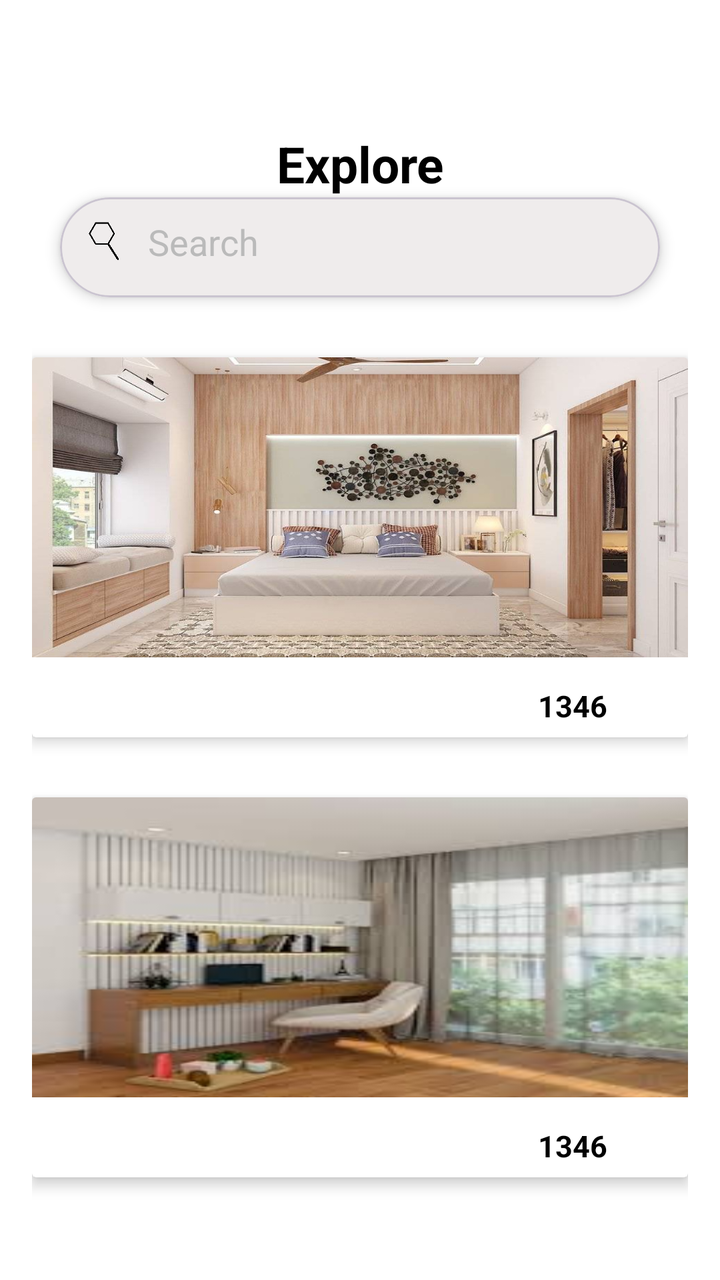
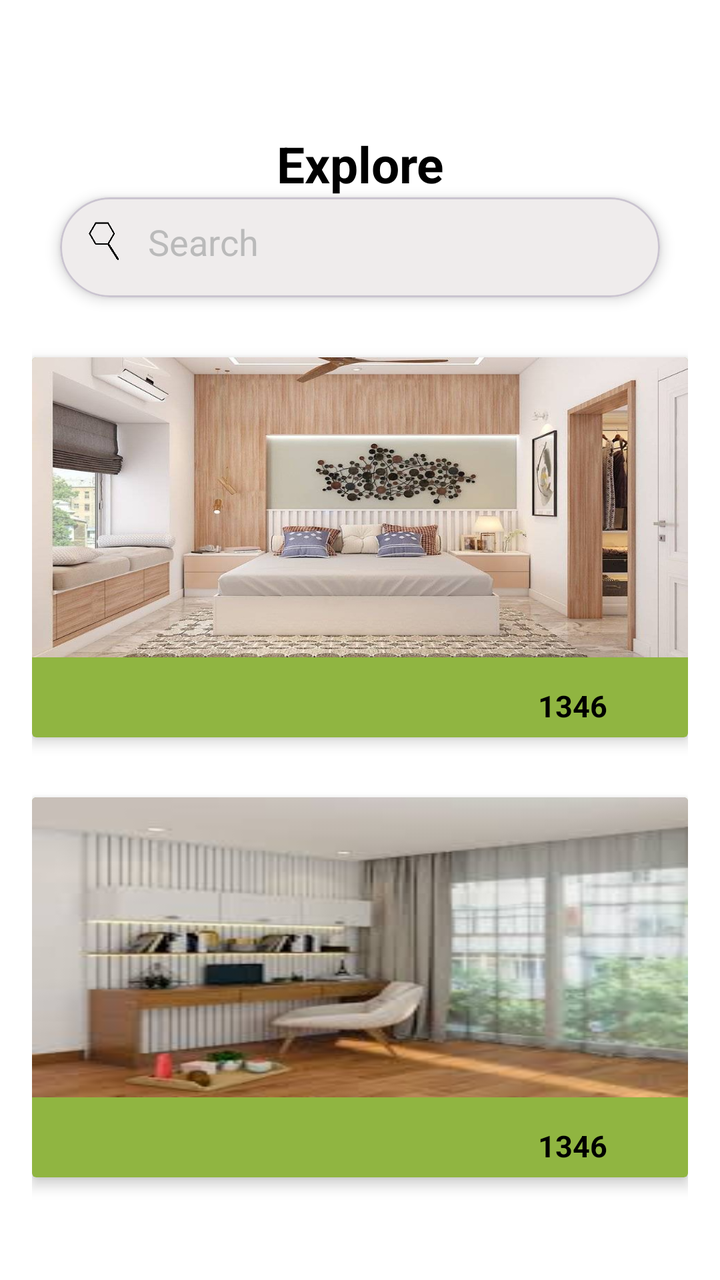

Screens rendered from an Android XML layout before and after an edit, with the pre-edit source and the edit as a unified diff.
<!-- AndroidManifest.xml: application theme Theme.LayoutLab -->
<!-- res/layout/activity_explore.xml -->
<?xml version="1.0" encoding="utf-8"?>
<LinearLayout xmlns:android="http://schemas.android.com/apk/res/android"
    xmlns:app="http://schemas.android.com/apk/res-auto"
    xmlns:tools="http://schemas.android.com/tools"
    android:id="@+id/main"
    android:layout_width="match_parent"
    android:layout_height="match_parent"
    tools:context=".explore"
    android:orientation="vertical"
    android:background="@color/white">

    
    <LinearLayout
        android:layout_width="match_parent"
        android:layout_height="wrap_content"
        android:padding="5dp"
        android:orientation="horizontal"
        android:gravity="center">

        <Button
            android:id="@+id/btn_backExplore"
            android:layout_width="0dp"
            android:layout_weight="1"
            android:layout_height="50dp"
            android:backgroundTint="@android:color/transparent"
            android:foreground="@drawable/back_icon" />

        <LinearLayout
            android:layout_width="0dp"
            android:layout_weight="5"
            android:layout_height="wrap_content"
            android:gravity="center">

            <Button
                android:id="@+id/btn_logoHome"
                android:layout_width="40dp"
                android:layout_height="40dp"
                android:clickable="false"
                android:backgroundTint="@android:color/transparent"
                android:foreground="@drawable/logo_transparent"
                android:contentDescription="Home" />

        </LinearLayout>

        <Button
            android:id="@+id/btn_profileExplore"
            android:layout_width="0dp"
            android:layout_weight="1"
            android:layout_height="50dp"
            android:backgroundTint="@android:color/transparent"
            android:foreground="@drawable/profile_icon" />
    </LinearLayout>

    
    <ScrollView
        android:layout_width="match_parent"
        android:layout_height="0dp"
        android:layout_weight="1"
        android:clipToPadding="false"
        android:paddingTop="5dp">

        <LinearLayout
            android:layout_width="match_parent"
            android:layout_height="wrap_content"
            android:orientation="vertical"
            android:paddingHorizontal="16dp">

            <TextView
                android:layout_width="match_parent"
                android:layout_height="wrap_content"
                android:textAlignment="center"
                android:textColor="@color/black"
                android:text="Explore"
                android:textSize="25sp"
                android:textStyle="bold"/>

            
            <com.google.android.material.card.MaterialCardView
                android:layout_width="300dp"
                android:layout_height="50dp"
                android:layout_gravity="center"
                app:cardCornerRadius="25dp"
                app:cardElevation="4dp"
                android:background="@drawable/search"
                android:layout_marginBottom="15dp">

                <LinearLayout
                    android:layout_width="match_parent"
                    android:layout_height="match_parent"
                    android:orientation="horizontal"
                    android:background="@drawable/search"
                    android:padding="10dp">

                    <ImageView
                        android:layout_width="24dp"
                        android:layout_height="24dp"
                        android:src="@drawable/search_icon" />

                    <EditText
                        android:id="@+id/etx_searchHome"
                        android:layout_width="match_parent"
                        android:layout_height="wrap_content"
                        android:background="@null"
                        android:hint="@string/search"
                        android:inputType="text"
                        android:textColorHint="@color/gray"
                        android:paddingStart="10dp" />
                </LinearLayout>
            </com.google.android.material.card.MaterialCardView>

            
            <androidx.cardview.widget.CardView
                android:layout_width="match_parent"
                android:layout_height="wrap_content"
                android:layout_marginTop="15dp"
                android:layout_marginBottom="15dp"
                app:cardElevation="4dp">

                <LinearLayout
                    android:layout_width="match_parent"
                    android:layout_height="wrap_content"
                    android:orientation="vertical">

                    <ImageView
                        android:layout_width="match_parent"
                        android:layout_height="150dp"
                        android:src="@drawable/exploredesign1"
                        android:clipToOutline="true"
                        android:scaleType="fitXY"/>

                    <LinearLayout
                        android:layout_width="match_parent"
                        android:layout_height="wrap_content"
                        android:orientation="horizontal"
                        android:gravity="end"
                        android:padding="5dp">

                        <TextView
                            android:layout_width="0dp"
                            android:layout_weight="8"
                            android:layout_height="wrap_content"
                            android:text="1346"
                            android:textSize="15sp"
                            android:textStyle="bold"
                            android:textAlignment="textEnd"
                            android:textColor="@color/black"/>

                        <Button
                            android:layout_width="0dp"
                            android:layout_weight="1"
                            android:layout_height="30dp"
                            android:backgroundTint="@android:color/transparent"
                            android:foreground="@drawable/like" />
                    </LinearLayout>
                </LinearLayout>
            </androidx.cardview.widget.CardView>

            
            <androidx.cardview.widget.CardView
                android:layout_width="match_parent"
                android:layout_height="wrap_content"
                android:layout_marginTop="15dp"
                android:layout_marginBottom="15dp"
                app:cardElevation="4dp">

                <LinearLayout
                    android:layout_width="match_parent"
                    android:layout_height="wrap_content"
                    android:orientation="vertical">

                    <ImageView
                        android:layout_width="match_parent"
                        android:layout_height="150dp"
                        android:src="@drawable/exploredesign2"
                        android:clipToOutline="true"
                        android:scaleType="fitXY"/>

                    <LinearLayout
                        android:layout_width="match_parent"
                        android:layout_height="wrap_content"
                        android:orientation="horizontal"
                        android:gravity="end"
                        android:padding="5dp">

                        <TextView
                            android:layout_width="0dp"
                            android:layout_weight="8"
                            android:layout_height="wrap_content"
                            android:text="1346"
                            android:textSize="15sp"
                            android:textStyle="bold"
                            android:textAlignment="textEnd"
                            android:textColor="@color/black"/>

                        <Button
                            android:layout_width="0dp"
                            android:layout_weight="1"
                            android:layout_height="30dp"
                            android:backgroundTint="@android:color/transparent"
                            android:foreground="@drawable/like" />
                    </LinearLayout>
                </LinearLayout>
            </androidx.cardview.widget.CardView>

            
        </LinearLayout>
    </ScrollView>
</LinearLayout>
<!-- resources referenced by this layout -->
<resources>
  <color name="black">#FF000000</color>
  <color name="gray">#BABABA</color>
  <color name="white">#FFFFFFFF</color>
  <!-- drawable back_icon: png bitmap (drawable, 28075 bytes) -->
  <!-- drawable exploredesign1: jpg bitmap (drawable, 78002 bytes) -->
  <!-- drawable exploredesign2: jpg bitmap (drawable, 7445 bytes) -->
  <!-- drawable like: png bitmap (drawable, 9482 bytes) -->
  <!-- drawable logo_transparent: png bitmap (drawable, 37070 bytes) -->
  <!-- drawable profile_icon: png bitmap (drawable, 40205 bytes) -->
  <!-- drawable search (drawable) -->
  <?xml version="1.0" encoding="UTF-8"?>
  <shape
      xmlns:android="http://schemas.android.com/apk/res/android">
      <solid
          android:color="#EFECEC"
          />
      <corners
          android:radius="10dp"
          />
  </shape>
  <!-- drawable search_icon: png bitmap (drawable, 32151 bytes) -->
  <string name="search">Search</string>
  <style name="Theme.LayoutLab" parent="Base.Theme.LayoutLab" />
  <style name="Base.Theme.LayoutLab" parent="Theme.Material3.DayNight.NoActionBar">
          
          
      </style>
</resources>

<!-- the commit's change to res/layout/activity_explore.xml (unified diff, before → after) -->
@@ -114,6 +114,7 @@
                 android:layout_height="wrap_content"
                 android:layout_marginTop="15dp"
                 android:layout_marginBottom="15dp"
+                android:backgroundTint="@color/scrollviewItemBackground"
                 app:cardElevation="4dp">
 
                 <LinearLayout
@@ -161,7 +162,8 @@
                 android:layout_height="wrap_content"
                 android:layout_marginTop="15dp"
                 android:layout_marginBottom="15dp"
-                app:cardElevation="4dp">
+                app:cardElevation="4dp"
+                android:backgroundTint="@color/scrollviewItemBackground">
 
                 <LinearLayout
                     android:layout_width="match_parent"
<!-- resource entries referenced after the edit -->
@@ -2,6 +2,7 @@
 <resources>
   <color name="black">#FF000000</color>
   <color name="gray">#BABABA</color>
+  <color name="scrollviewItemBackground">#90B541</color>
   <color name="white">#FFFFFFFF</color>
   <!-- drawable back_icon: png bitmap (drawable, 28075 bytes) -->
   <!-- drawable exploredesign1: jpg bitmap (drawable, 78002 bytes) -->
